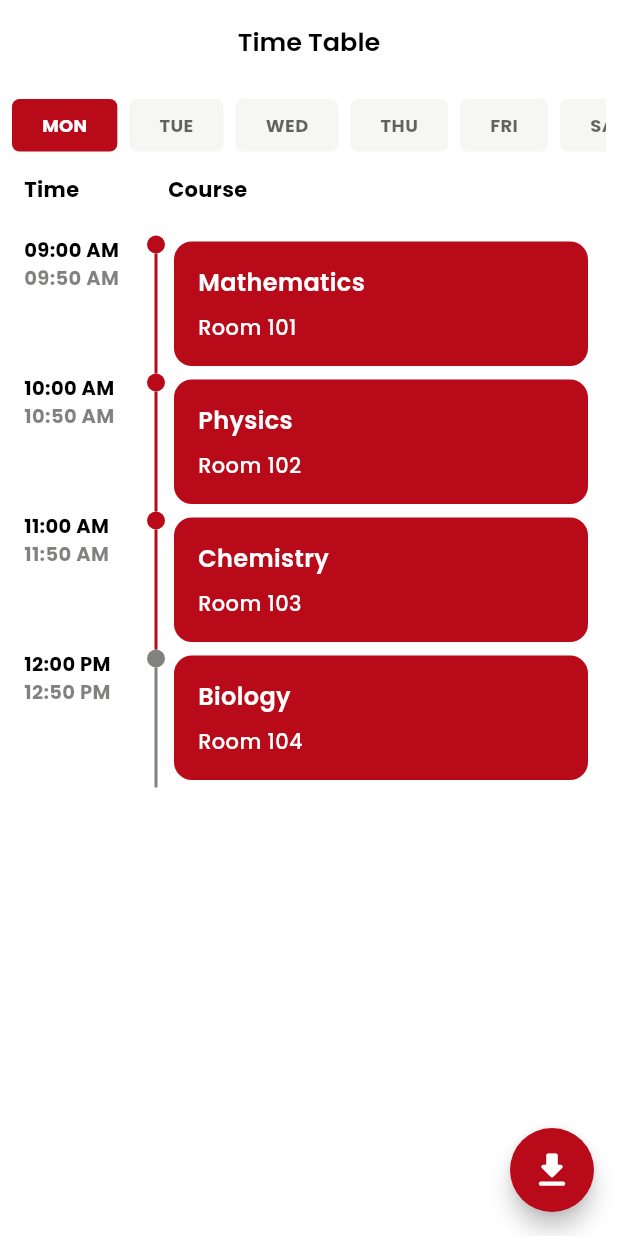
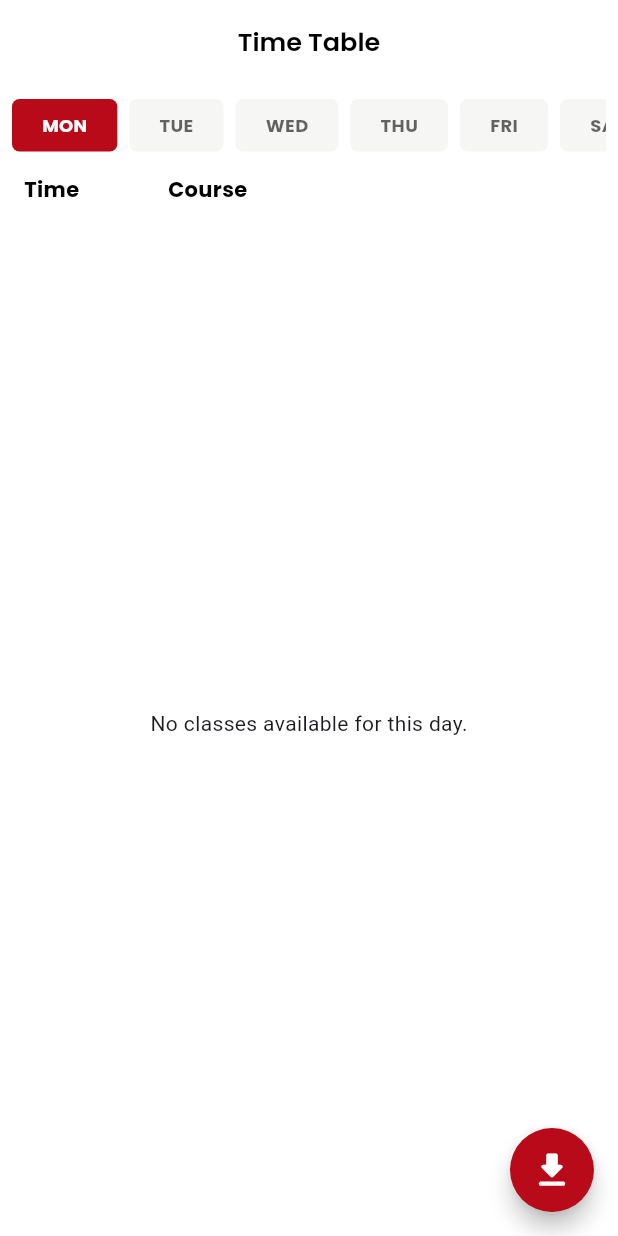
Before and after one commit to alimurtaza-dev/ai_learn_pulse, a Flutter app: the TimeTableScreen screen opened directly, after a tap on the "download" icon, on a phone screen of 412 x 824 dp. Run offline on Flutter 3.47's test engine with Material 3 defaults, Android fonts, the phone set to English and light mode, and no system bars; our stand-ins replace cached_network_image, dio, equatable, flutter_bloc, flutter_svg, font_awesome_flutter and 9 more; accounts and stored records are empty; project files that could hold a hidden picture were left out.

Commit message:
working on time table screen

```diff
--- a/lib/app_constants/api_constants.dart
+++ b/lib/app_constants/api_constants.dart
@@ -16,4 +16,5 @@ class ApiConstants {
 
   static const loginUrl = '/login';
   static const loggedinUserUrl = '/loggedin/user';
+  static const authStudentUrl = '/auth/student';
 }
--- a/lib/app_constants/app_constants.dart
+++ b/lib/app_constants/app_constants.dart
@@ -1,13 +1,22 @@
 class AppConstants {
   AppConstants._();
 
+  // static const List<String> dayTabsList = [
+  //   'MON',
+  //   'TUE',
+  //   'WED',
+  //   'THU',
+  //   'FRI',
+  //   'SAT',
+  //   'SUN',
+  // ];
   static const List<String> dayTabsList = [
-    'MON',
-    'TUE',
-    'WED',
-    'THU',
-    'FRI',
-    'SAT',
-    'SUN',
+    'Monday',
+    'Tuesday',
+    'Wednesday',
+    'Thursday',
+    'Friday',
+    'Saturday',
+    'Sunday',
   ];
 }
--- /dev/null
+++ b/lib/bloc/student_bloc/student_bloc.dart
@@ -0,0 +1,42 @@
+import 'package:equatable/equatable.dart';
+import 'package:flutter_bloc/flutter_bloc.dart';
+
+import '../../app_constants/app_constants.dart';
+import '../../models/time_table/time_table.dart';
+import '../../repository/student_repository/student_repository.dart';
+
+part 'student_event.dart';
+part 'student_state.dart';
+
+class StudentBloc extends Bloc<StudentEvent, StudentState> {
+  final StudentRepository studentRepository;
+
+  StudentBloc({required this.studentRepository}) : super(StudentState()) {
+    on<StudentEvent>(_onFetchTimetable);
+    on<SelectDayEvent>(_onSelectDay);
+  }
+
+  Future<void> _onFetchTimetable(
+      StudentEvent event, Emitter<StudentState> emit) async {
+    emit(state.copyWith(status: StudentStatus.loading));
+
+    try {
+      final authStudent = await studentRepository.getAuthStudent();
+      final timetable = authStudent.data?.timetable;
+
+      emit(state.copyWith(
+        timetable: timetable,
+        status: StudentStatus.success,
+      ));
+    } catch (e) {
+      emit(state.copyWith(
+        message: e.toString(),
+        status: StudentStatus.error,
+      ));
+    }
+  }
+
+  void _onSelectDay(SelectDayEvent event, Emitter<StudentState> emit) {
+    emit(state.copyWith(selectedDay: event.day));
+  }
+}
--- /dev/null
+++ b/lib/bloc/student_bloc/student_event.dart
@@ -0,0 +1,18 @@
+part of 'student_bloc.dart';
+
+sealed class StudentEvent extends Equatable {
+  const StudentEvent();
+
+  @override
+  List<Object> get props => [];
+}
+
+class FetchTimetableEvent extends StudentEvent {}
+class SelectDayEvent extends StudentEvent {
+  final String day;
+
+  const SelectDayEvent(this.day);
+
+  @override
+  List<Object> get props => [day];
+}
--- /dev/null
+++ b/lib/bloc/student_bloc/student_state.dart
@@ -0,0 +1,34 @@
+part of 'student_bloc.dart';
+
+enum StudentStatus { initial, loading, success, error }
+
+class StudentState extends Equatable {
+  final List<Timetable> timetable;
+  final String selectedDay;
+  final String message;
+  final StudentStatus status;
+
+  StudentState({
+    this.timetable = const [],
+    String? selectedDay,
+    this.message = '',
+    this.status = StudentStatus.initial,
+  }) : selectedDay = selectedDay ?? AppConstants.dayTabsList.first;
+
+  StudentState copyWith({
+    List<Timetable>? timetable,
+    String? selectedDay,
+    String? message,
+    StudentStatus? status,
+  }) {
+    return StudentState(
+      timetable: timetable ?? this.timetable,
+      selectedDay: selectedDay ?? this.selectedDay,
+      message: message ?? this.message,
+      status: status ?? this.status,
+    );
+  }
+
+  @override
+  List<Object> get props => [timetable, selectedDay, message, status];
+}
--- a/lib/gen/assets.gen.dart
+++ b/lib/gen/assets.gen.dart
@@ -31,14 +31,6 @@ class $AssetsAppIconsGen {
   /// File path: assets/app_icons/email.svg
   SvgGenImage get email => const SvgGenImage('assets/app_icons/email.svg');
 
-  /// File path: assets/app_icons/lmsLogo.jpg
-  AssetGenImage get lmsLogo =>
-      const AssetGenImage('assets/app_icons/lmsLogo.jpg');
-
-  /// File path: assets/app_icons/lmsLogopng.png
-  AssetGenImage get lmsLogopng =>
-      const AssetGenImage('assets/app_icons/lmsLogopng.png');
-
   /// File path: assets/app_icons/password.svg
   SvgGenImage get password =>
       const SvgGenImage('assets/app_icons/password.svg');
@@ -48,22 +40,26 @@ class $AssetsAppIconsGen {
       const SvgGenImage('assets/app_icons/place_holder.svg');
 
   /// List of all assets
-  List<dynamic> get values =>
-      [email, lmsLogo, lmsLogopng, password, placeHolder];
+  List<SvgGenImage> get values => [email, password, placeHolder];
 }
 
 class $AssetsAppImagesGen {
   const $AssetsAppImagesGen();
 
+  /// File path: assets/app_images/lmsLogo.jpg
+  AssetGenImage get lmsLogo =>
+      const AssetGenImage('assets/app_images/lmsLogo.jpg');
+
+  /// File path: assets/app_images/lmsLogopng.png
+  AssetGenImage get lmsLogopng =>
+      const AssetGenImage('assets/app_images/lmsLogopng.png');
+
   /// File path: assets/app_images/loginScreenImage.png
   AssetGenImage get loginScreenImage =>
       const AssetGenImage('assets/app_images/loginScreenImage.png');
 
-  /// File path: assets/app_images/logo.png
-  AssetGenImage get logo => const AssetGenImage('assets/app_images/logo.png');
-
   /// List of all assets
-  List<AssetGenImage> get values => [loginScreenImage, logo];
+  List<AssetGenImage> get values => [lmsLogo, lmsLogopng, loginScreenImage];
 }
 
 class $AssetsColorsGen {
--- a/lib/main.dart
+++ b/lib/main.dart
@@ -1,4 +1,6 @@
+import 'package:ai_learn_pulse/bloc/student_bloc/student_bloc.dart';
 import 'package:ai_learn_pulse/repository/auth_repository/auth_repository.dart';
+import 'package:ai_learn_pulse/repository/student_repository/student_repository.dart';
 import 'package:ai_learn_pulse/screens/splash_screen/splash_screen.dart';
 import 'package:flutter/material.dart';
 import 'package:get_it/get_it.dart';
@@ -40,4 +42,8 @@ void servicesLocator() {
   getIt.registerLazySingleton<AuthRepository>(() => AuthRepository());
   getIt.registerFactory<LoginBloc>(
       () => LoginBloc(authRepository: getIt<AuthRepository>()));
+  getIt.registerLazySingleton<StudentRepository>(() => StudentRepository());
+  getIt.registerFactory<StudentBloc>(
+    () => StudentBloc(studentRepository: getIt<StudentRepository>()),
+  );
 }
--- /dev/null
+++ b/lib/repository/student_repository/student_repository.dart
@@ -0,0 +1,21 @@
+import 'package:ai_learn_pulse/app_constants/api_constants.dart';
+import 'package:ai_learn_pulse/utils/server.dart';
+import 'package:dio/dio.dart';
+import 'package:flutter/material.dart';
+
+import '../../models/auth_student_model/auth_student_model.dart';
+
+class StudentRepository {
+  Future<AuthStudentModel> getAuthStudent() async {
+    try {
+      final response = await Server.get(ApiConstants.authStudentUrl);
+      return AuthStudentModel.fromJson(response.data);
+    } catch (e) {
+      if (e is DioException && e.response?.data != null) {
+        return AuthStudentModel.fromJson(e.response?.data);
+      }
+      debugPrint("Error: $e");
+      return AuthStudentModel(message: 'Error: ${e.toString()}');
+    }
+  }
+}
--- a/lib/screens/splash_screen/splash_screen.dart
+++ b/lib/screens/splash_screen/splash_screen.dart
@@ -27,7 +27,7 @@ class _SplashScreenState extends State<SplashScreen> {
             height: 200,
             width: 200,
             child: Image.asset(
-              Assets.appIcons.lmsLogo.path,
+              Assets.appImages.lmsLogo.path,
             )),
       ),
     );
--- a/lib/screens/time_table_screen/time_table_screen.dart
+++ b/lib/screens/time_table_screen/time_table_screen.dart
@@ -1,9 +1,13 @@
-import 'package:ai_learn_pulse/app_constants/app_constants.dart';
-import 'package:ai_learn_pulse/gen/colors.gen.dart';
-import 'package:ai_learn_pulse/utils/mobile_appbar.dart';
-import 'package:ai_learn_pulse/utils/text_style.dart';
+import 'package:ai_learn_pulse/widgets/loading_animation.dart';
 import 'package:flutter/material.dart';
+import 'package:flutter_bloc/flutter_bloc.dart';
 
+import '../../app_constants/app_constants.dart';
+import '../../bloc/student_bloc/student_bloc.dart';
+import '../../gen/colors.gen.dart';
+import '../../main.dart';
+import '../../utils/mobile_appbar.dart';
+import '../../utils/text_style.dart';
 import 'time_table_widgets/day_tabs.dart';
 
 class TimeTableScreen extends StatelessWidget {
@@ -11,48 +15,29 @@ class TimeTableScreen extends StatelessWidget {
 
   @override
   Widget build(BuildContext context) {
-    final List<Map<String, String>> classes = [
-      {
-        'startTime': '09:00 AM',
-        'endTime': '09:50 AM',
-        'lecture': 'Mathematics',
-        'room': 'Room 101',
-      },
-      {
-        'startTime': '10:00 AM',
-        'endTime': '10:50 AM',
-        'lecture': 'Physics',
-        'room': 'Room 102',
-      },
-      {
-        'startTime': '11:00 AM',
-        'endTime': '11:50 AM',
-        'lecture': 'Chemistry',
-        'room': 'Room 103',
-      },
-      {
-        'startTime': '12:00 PM',
-        'endTime': '12:50 PM',
-        'lecture': 'Biology',
-        'room': 'Room 104',
-      },
-    ];
-
-    final int ongoingLectureIndex = 2;
-
-    return Scaffold(
+    return BlocProvider(
+      create: (context) => getIt<StudentBloc>()..add(FetchTimetableEvent()),
+      child: Scaffold(
         appBar: MobileAppBar(
           isShowBackButton: false,
           title: 'Time Table',
         ),
-      body: Column(
+        body: BlocBuilder<StudentBloc, StudentState>(
+          builder: (context, state) {
+            return Column(
               children: [
                 DayTabs(
                   tabNames: AppConstants.dayTabsList,
-            onTabSelected: (index) {},
+                  onTabSelected: (index) {
+                    final selectedDay = AppConstants.dayTabsList[index];
+                    context
+                        .read<StudentBloc>()
+                        .add(SelectDayEvent(selectedDay));
+                  },
                 ),
                 Padding(
-            padding: const EdgeInsets.symmetric(horizontal: 16, vertical: 5),
+                  padding:
+                      const EdgeInsets.symmetric(horizontal: 16, vertical: 5),
                   child: Row(
                     crossAxisAlignment: CrossAxisAlignment.start,
                     children: [
@@ -82,12 +67,47 @@ class TimeTableScreen extends StatelessWidget {
                   ),
                 ),
                 Expanded(
-            child: ListView.builder(
+                  child: _buildTimetableContent(state),
+                ),
+              ],
+            );
+          },
+        ),
+        floatingActionButton: FloatingActionButton(
+          backgroundColor: ColorName.primaryColor,
+          shape: const CircleBorder(),
+          onPressed: () {},
+          child: const Icon(
+            Icons.download_rounded,
+            color: ColorName.white,
+            size: 30,
+          ),
+        ),
+      ),
+    );
+  }
+
+  Widget _buildTimetableContent(StudentState state) {
+    if (state.status == StudentStatus.loading) {
+      return const Center(child: LoadingAnimation());
+    } else if (state.status == StudentStatus.error) {
+      return Center(child: Text(state.message));
+    } else if (state.status == StudentStatus.success) {
+      final filteredClasses = state.timetable
+          .where((timetable) =>
+              timetable.day?.toLowerCase() == state.selectedDay.toLowerCase())
+          .toList();
+
+      if (filteredClasses.isEmpty) {
+        return const Center(child: Text('No classes available for this day.'));
+      }
+
+      return ListView.builder(
         padding: const EdgeInsets.all(16),
-              itemCount: classes.length,
+        itemCount: filteredClasses.length,
         itemBuilder: (context, index) {
-                final classInfo = classes[index];
-                final bool isPrimary = index <= ongoingLectureIndex;
+          final classInfo = filteredClasses[index];
+          final bool isPrimary = index <= 2;
           final Color dotColor = isPrimary
               ? ColorName.primaryColor
               : ColorName.darkGrey.withValues(alpha: .6);
@@ -98,13 +118,12 @@ class TimeTableScreen extends StatelessWidget {
           return Row(
             crossAxisAlignment: CrossAxisAlignment.start,
             children: [
-                    // Time Column
               Column(
                 children: [
                   SizedBox(
                     width: 80,
                     child: Text(
-                            classInfo['startTime']!,
+                      classInfo.timeFrom!,
                       style: AppTextStyle.appMediumTextStyle(
                         size: 13,
                         fontWeight: FontWeight.bold,
@@ -115,7 +134,7 @@ class TimeTableScreen extends StatelessWidget {
                   SizedBox(
                     width: 80,
                     child: Text(
-                            classInfo['endTime']!,
+                      classInfo.timeTo!,
                       style: AppTextStyle.appMediumTextStyle(
                         size: 13,
                         fontWeight: FontWeight.bold,
@@ -137,7 +156,7 @@ class TimeTableScreen extends StatelessWidget {
                         shape: BoxShape.circle,
                       ),
                     ),
-                          if (index < classes.length)
+                    if (index < filteredClasses.length)
                       Container(
                         width: 2,
                         height: 80,
@@ -146,7 +165,6 @@ class TimeTableScreen extends StatelessWidget {
                   ],
                 ),
               ),
-                    // Course Column
               Expanded(
                 child: Card(
                   elevation: 0,
@@ -157,7 +175,7 @@ class TimeTableScreen extends StatelessWidget {
                       crossAxisAlignment: CrossAxisAlignment.start,
                       children: [
                         Text(
-                                classInfo['lecture']!,
+                          classInfo.courseId?.title ?? 'No Title',
                           style: AppTextStyle.appMediumTextStyle(
                             size: 16,
                             color: ColorName.white,
@@ -166,7 +184,7 @@ class TimeTableScreen extends StatelessWidget {
                         ),
                         const SizedBox(height: 8),
                         Text(
-                                classInfo['room']!,
+                          classInfo.roomNo ?? 'No Room',
                           style: AppTextStyle.appMediumTextStyle(
                             size: 14,
                             color: ColorName.white,
@@ -180,20 +198,9 @@ class TimeTableScreen extends StatelessWidget {
             ],
           );
         },
-            ),
-          ),
-        ],
-      ),
-      floatingActionButton: FloatingActionButton(
-        backgroundColor: ColorName.primaryColor,
-        shape: const CircleBorder(),
-        onPressed: () {},
-        child: const Icon(
-          Icons.download_rounded,
-          color: ColorName.white,
-          size: 30,
-        ),
-      ),
       );
+    } else {
+      return const Center(child: Text('No data available'));
     }
   }
+}
--- a/lib/screens/time_table_screen/time_table_widgets/day_tabs.dart
+++ b/lib/screens/time_table_screen/time_table_widgets/day_tabs.dart
@@ -1,8 +1,11 @@
 import 'package:flutter/material.dart';
-import 'package:ai_learn_pulse/gen/colors.gen.dart';
-import 'package:ai_learn_pulse/utils/text_style.dart';
+import 'package:flutter_bloc/flutter_bloc.dart';
 
-class DayTabs extends StatefulWidget {
+import '../../../bloc/student_bloc/student_bloc.dart';
+import '../../../gen/colors.gen.dart';
+import '../../../utils/text_style.dart';
+
+class DayTabs extends StatelessWidget {
   const DayTabs({
     super.key,
     required this.tabNames,
@@ -13,34 +16,27 @@ class DayTabs extends StatefulWidget {
   final Function(int) onTabSelected;
 
   @override
-  State<DayTabs> createState() => _DayTabsState();
-}
-
-class _DayTabsState extends State<DayTabs> {
-  int _selectedIndex = 0;
-
-  @override
   Widget build(BuildContext context) {
+    return BlocBuilder<StudentBloc, StudentState>(
+      builder: (context, state) {
         return Padding(
           padding: const EdgeInsets.symmetric(vertical: 10, horizontal: 8),
           child: SizedBox(
             height: 35,
             child: ListView.separated(
               scrollDirection: Axis.horizontal,
-          itemCount: widget.tabNames.length,
+              itemCount: tabNames.length,
               separatorBuilder: (context, index) => const SizedBox(width: 8),
               itemBuilder: (context, index) {
+                final isSelected = tabNames[index] == state.selectedDay;
                 return GestureDetector(
                   onTap: () {
-                setState(() {
-                  _selectedIndex = index;
-                  widget.onTabSelected(index);
-                });
+                    onTabSelected(index);
                   },
                   child: Container(
                     decoration: BoxDecoration(
                       borderRadius: BorderRadius.circular(5),
-                  color: _selectedIndex == index
+                      color: isSelected
                           ? ColorName.primaryColor
                           : ColorName.secondaryColor,
                     ),
@@ -48,11 +44,11 @@ class _DayTabsState extends State<DayTabs> {
                         const EdgeInsets.symmetric(vertical: 8, horizontal: 20),
                     child: Center(
                       child: Text(
-                    widget.tabNames[index],
+                        tabNames[index].substring(0, 3).toUpperCase(),
                         style: AppTextStyle.appMediumTextStyle(
-                      color: _selectedIndex == index
+                          color: isSelected
                               ? ColorName.white
-                          : Colors.black.withValues(alpha: .6),
+                              : ColorName.black.withValues(alpha: .6),
                           size: 12,
                           fontWeight: FontWeight.bold,
                         ),
@@ -64,5 +60,7 @@ class _DayTabsState extends State<DayTabs> {
             ),
           ),
         );
+      },
+    );
   }
 }
--- a/lib/widgets/app_button.dart
+++ b/lib/widgets/app_button.dart
@@ -1,5 +1,4 @@
 import 'package:flutter/material.dart';
-
 
 import '../gen/colors.gen.dart';
 import '../utils/text_style.dart';
@@ -43,12 +42,13 @@ class AppButton extends StatelessWidget {
               )),
           onPressed: onPressed,
           child: isUploading
-              ? const LoadingAnimation()
+              ? const LoadingAnimation(
+                  color: ColorName.white,
+                )
               : Text(
                   text,
                   style: AppTextStyle.appMediumTextStyle(
-                      size: textSize ?? 18,
-                      color: textColor ?? Colors.white),
+                      size: textSize ?? 18, color: textColor ?? Colors.white),
                 )),
     );
   }
--- a/lib/widgets/loading_animation.dart
+++ b/lib/widgets/loading_animation.dart
@@ -2,12 +2,12 @@ import 'package:ai_learn_pulse/gen/colors.gen.dart';
 import 'package:flutter/material.dart';
 
 class LoadingAnimation extends StatelessWidget {
-  const LoadingAnimation({super.key});
-
+  const LoadingAnimation({super.key,  this.color});
+final Color? color;
   @override
   Widget build(BuildContext context) {
     return CircularProgressIndicator(
-      color: ColorName.white,
+      color:color?? ColorName.primaryColor,
     );
   }
 }
--- a/pubspec.yaml
+++ b/pubspec.yaml
@@ -41,6 +41,12 @@ dev_dependencies:
   flutter_lints: ^5.0.0
   build_runner:
   flutter_gen_runner:
+  flutter_launcher_icons: ^0.13.1
+
+flutter_launcher_icons:
+  android: true
+  image_path: "assets/app_images/lmsLogopng.png"
+
 flutter_gen:
   integrations:
     flutter_svg: true
```
Also changed, not shown: flutter_launcher_icons.yaml (added, +28 -0 lines), assets/app_images/lmsLogo.jpg (renamed from assets/app_icons/lmsLogo.jpg), assets/app_images/lmsLogopng.png (renamed from assets/app_icons/lmsLogopng.png), assets/app_images/logo.png (deleted), pubspec.lock. Lines whose indentation alone changed are shown as unchanged.
